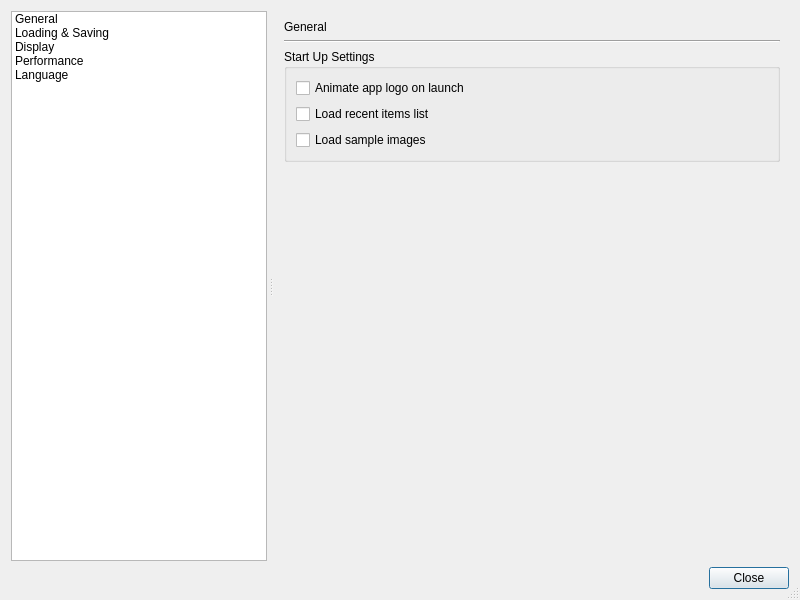
Before: the Qt Designer form geometrize/dialog/globalpreferencesdialog.ui in Tw1ddle/geometrize, drawn with Qt 5.
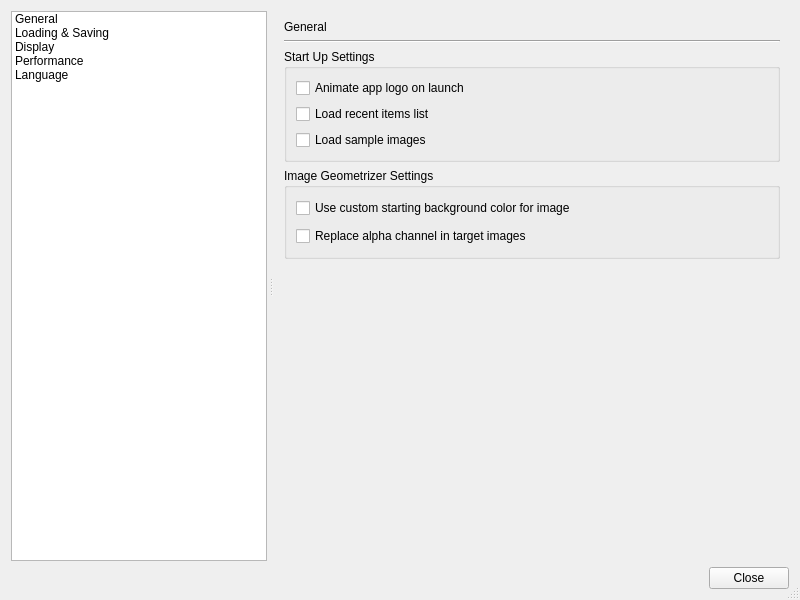
After: the same form once the commit is applied. Icons and pictures are not drawn. Custom widgets are drawn as their Qt base class.

Commit message: Oops, missed files

Diff of the .ui file:
```diff
--- a/geometrize/dialog/globalpreferencesdialog.ui
+++ b/geometrize/dialog/globalpreferencesdialog.ui
@@ -213,6 +213,119 @@
               </layout>
              </widget>
             </item>
+            <item>
+             <widget class="QGroupBox" name="imageTaskGeneralOptionsGroup">
+              <property name="title">
+               <string extracomment="Title for the image geometrize settings section. Settings in this section are used when a task for transforming an image into shapes is created">Image Geometrizer Settings</string>
+              </property>
+              <layout class="QVBoxLayout" name="verticalLayout_12">
+               <item>
+                <layout class="QHBoxLayout" name="horizontalLayout_5">
+                 <item>
+                  <widget class="QCheckBox" name="useCustomImageTaskBackgroundColor">
+                   <property name="text">
+                    <string extracomment="Label text for a checkbox option that controls whether a custom background color (e.g. red, yellow, blue) is set when initially opening an image task">Use custom starting background color for image</string>
+                   </property>
+                  </widget>
+                 </item>
+                 <item>
+                  <widget class="QPushButton" name="selectCustomImageBackgroundColorButton">
+                   <property name="enabled">
+                    <bool>true</bool>
+                   </property>
+                   <property name="sizePolicy">
+                    <sizepolicy hsizetype="Fixed" vsizetype="Fixed">
+                     <horstretch>0</horstretch>
+                     <verstretch>0</verstretch>
+                    </sizepolicy>
+                   </property>
+                   <property name="minimumSize">
+                    <size>
+                     <width>32</width>
+                     <height>16</height>
+                    </size>
+                   </property>
+                   <property name="styleSheet">
+                    <string notr="true"/>
+                   </property>
+                   <property name="text">
+                    <string notr="true"/>
+                   </property>
+                   <property name="autoDefault">
+                    <bool>true</bool>
+                   </property>
+                   <property name="default">
+                    <bool>false</bool>
+                   </property>
+                   <property name="flat">
+                    <bool>true</bool>
+                   </property>
+                  </widget>
+                 </item>
+                 <item>
+                  <spacer name="horizontalSpacer">
+                   <property name="orientation">
+                    <enum>Qt::Horizontal</enum>
+                   </property>
+                   <property name="sizeHint" stdset="0">
+                    <size>
+                     <width>40</width>
+                     <height>20</height>
+                    </size>
+                   </property>
+                  </spacer>
+                 </item>
+                </layout>
+               </item>
+               <item>
+                <layout class="QHBoxLayout" name="horizontalLayout_6">
+                 <item>
+                  <widget class="QCheckBox" name="replaceTargetImageAlphaWithCustomColor">
+                   <property name="text">
+                    <string extracomment="Label text for a checkbox option that controls whether a custom color (e.g. red, yellow, blue) is used to replace the alpha channel of the target image when opening an image task">Replace alpha channel in target images</string>
+                   </property>
+                  </widget>
+                 </item>
+                 <item>
+                  <widget class="QPushButton" name="selectTargetImageAlphaReplacementColorButton">
+                   <property name="sizePolicy">
+                    <sizepolicy hsizetype="Fixed" vsizetype="Fixed">
+                     <horstretch>0</horstretch>
+                     <verstretch>0</verstretch>
+                    </sizepolicy>
+                   </property>
+                   <property name="minimumSize">
+                    <size>
+                     <width>32</width>
+                     <height>16</height>
+                    </size>
+                   </property>
+                   <property name="text">
+                    <string notr="true"/>
+                   </property>
+                   <property name="flat">
+                    <bool>true</bool>
+                   </property>
+                  </widget>
+                 </item>
+                 <item>
+                  <spacer name="horizontalSpacer_2">
+                   <property name="orientation">
+                    <enum>Qt::Horizontal</enum>
+                   </property>
+                   <property name="sizeHint" stdset="0">
+                    <size>
+                     <width>40</width>
+                     <height>20</height>
+                    </size>
+                   </property>
+                  </spacer>
+                 </item>
+                </layout>
+               </item>
+              </layout>
+             </widget>
+            </item>
            </layout>
           </item>
          </layout>
```
The commit also changes 2 other files.
